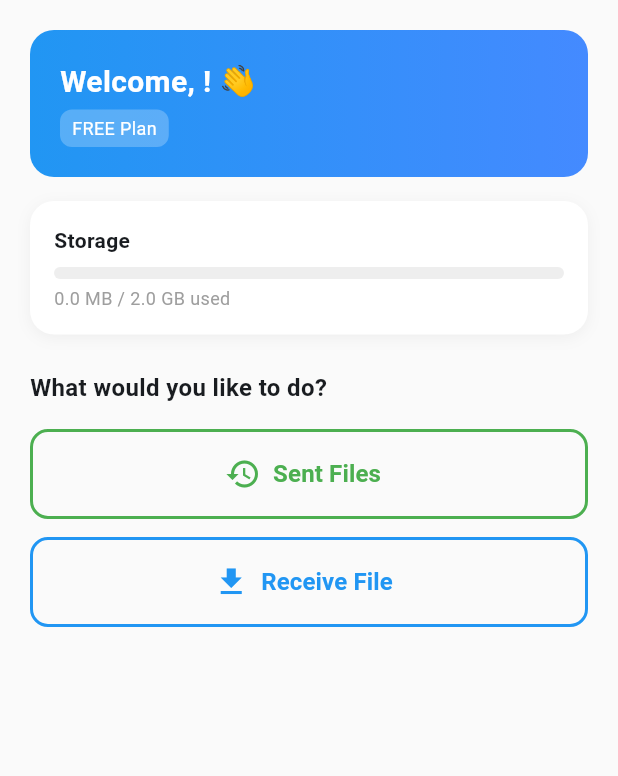
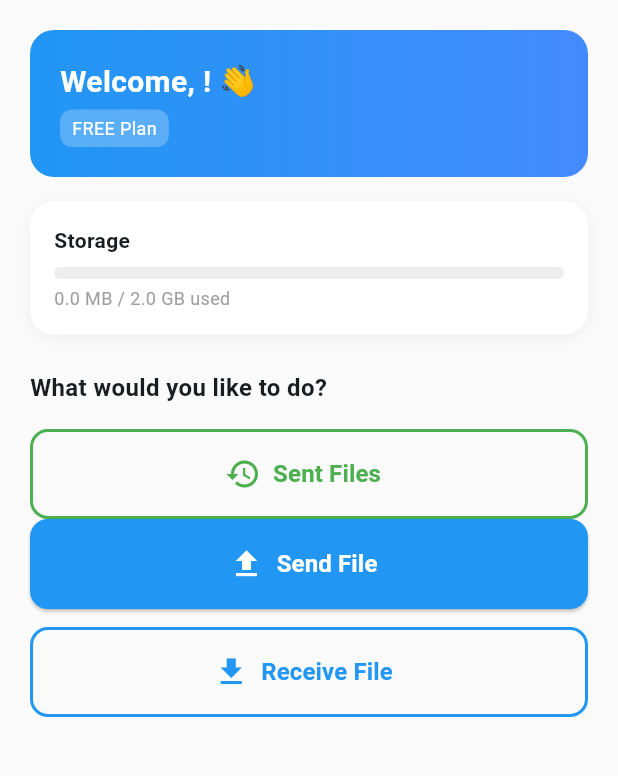
Before and after one commit to dev1116/sharewave-frontend, a Flutter app: the HomeScreen screen opened directly, on a phone screen of 412 x 824 dp, the part 84-860 px from its top. Run offline on Flutter 3.47's test engine with Material 3 defaults, Android fonts, the phone set to English and light mode, and no system bars; our stand-ins replace file_picker, shared_preferences; missing offline and left inert: dart:html; accounts and stored records are empty.

Commit message:
added sent button

```diff
--- a/lib/feature/home/screen/home_screen.dart
+++ b/lib/feature/home/screen/home_screen.dart
@@ -1,9 +1,9 @@
 import 'package:flutter/material.dart';
+import 'package:sharewave/feature/transfer/screen/sent_screen.dart';
 import '../../auth/screen/login_screen.dart';
 import '../../../core/storage/token_storage.dart';
 import '../../transfer/screen/send_screen.dart';
 import '../../transfer/screen/receive_screen.dart';
-import '../../transfer/screen/sent_screen.dart';
 
 class HomeScreen extends StatefulWidget {
   const HomeScreen({super.key});
@@ -167,10 +167,6 @@ class _HomeScreenState extends State<HomeScreen> {
                   fontSize: 16, fontWeight: FontWeight.bold),
             ),
             const SizedBox(height: 16),
-
-            // Send Button
-
-
 // Sent Files Button
 SizedBox(
   width: double.infinity,
@@ -194,6 +190,30 @@ SizedBox(
     ),
   ),
 ),
+            // Send Button
+            SizedBox(
+              width: double.infinity,
+              height: 60,
+              child: ElevatedButton.icon(
+                onPressed: () => Navigator.push(
+                  context,
+                  MaterialPageRoute(builder: (_) => const SendScreen()),
+                ),
+                icon: const Icon(Icons.upload, size: 24),
+                label: const Text(
+                  'Send File',
+                  style: TextStyle(
+                      fontSize: 16, fontWeight: FontWeight.bold),
+                ),
+                style: ElevatedButton.styleFrom(
+                  backgroundColor: Colors.blue,
+                  foregroundColor: Colors.white,
+                  shape: RoundedRectangleBorder(
+                    borderRadius: BorderRadius.circular(12),
+                  ),
+                ),
+              ),
+            ),
             const SizedBox(height: 12),
 
             // Receive Button
```
